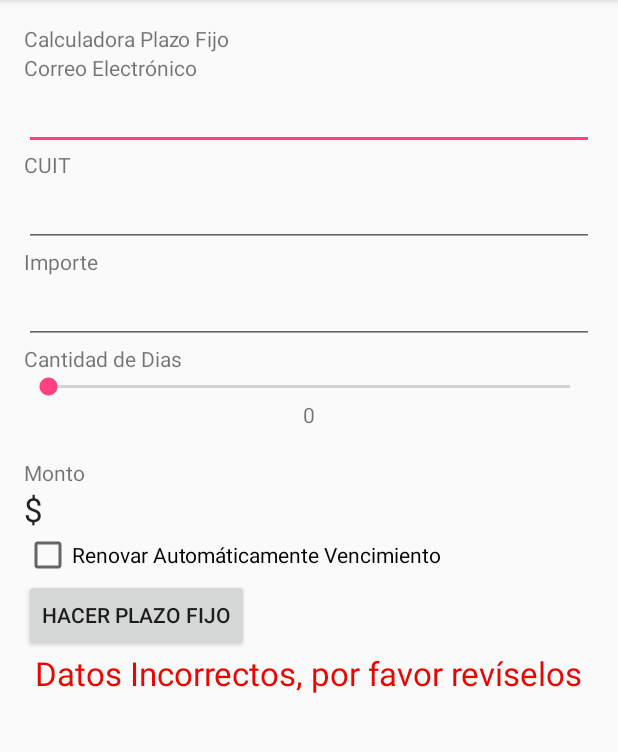
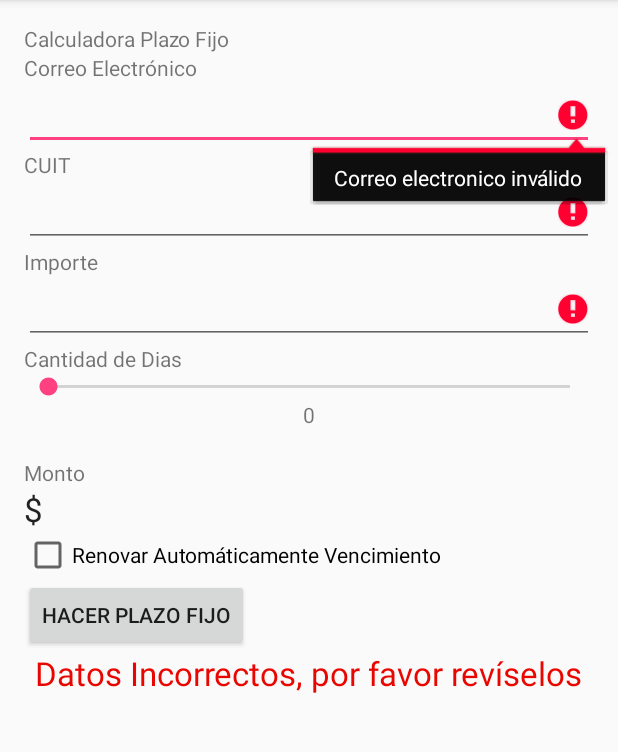
Before and after one commit to libattistella/Lab01c2016-1, an Android app: the screen it shows after launch (MainActivity), after a tap on "HACER PLAZO FIJO", on a phone screen of 412 x 824 dp, the part 84-836 px from its top. Run offline under Robolectric (Android 15) with nearby library versions, the phone set to English and light mode, and no system bars.

Commit message:
added setError to editText's

```diff
--- a/app/src/main/java/dam/isi/frsf/utn/edu/ar/lab01c2016/MainActivity.java
+++ b/app/src/main/java/dam/isi/frsf/utn/edu/ar/lab01c2016/MainActivity.java
@@ -38,16 +38,19 @@ public class MainActivity extends AppCompatActivity {
 
                 if (!Patterns.EMAIL_ADDRESS.matcher(etEmail.getText()).matches()){
                     valid = false;
+                    etEmail.setError(getResources().getString(R.string.emailError));
                 }
 
                 if( !etCuit.getText().toString().matches("[0-9]{11}")){
                     valid = false;
+                    etCuit.setError(getResources().getString(R.string.cuitError));
                 }
 
                 String strImporte = etImporte.getText().toString();
                 if(!strImporte.matches("[-]?[0-9]*\\.?[0-9]*")
                         || Objects.equals(strImporte, "") || Objects.equals(strImporte, ".")){
                     valid = false;
+                    etImporte.setError(getResources().getString(R.string.importeError));
                 }
 
                 if (!valid){
--- a/app/src/main/res/values/strings.xml
+++ b/app/src/main/res/values/strings.xml
@@ -10,5 +10,8 @@
     <string name="btnPlazo">HACER PLAZO FIJO</string>
     <string name="checkboxVencimiento">Renovar Automáticamente Vencimiento</string>
     <string name="mensajeResultadoError">Datos Incorrectos, por favor revíselos</string>
+    <string name="emailError">Correo electronico inválido</string>
+    <string name="cuitError">CUIT inválido</string>
+    <string name="importeError">Importe inválido</string>
 
 </resources>
```
